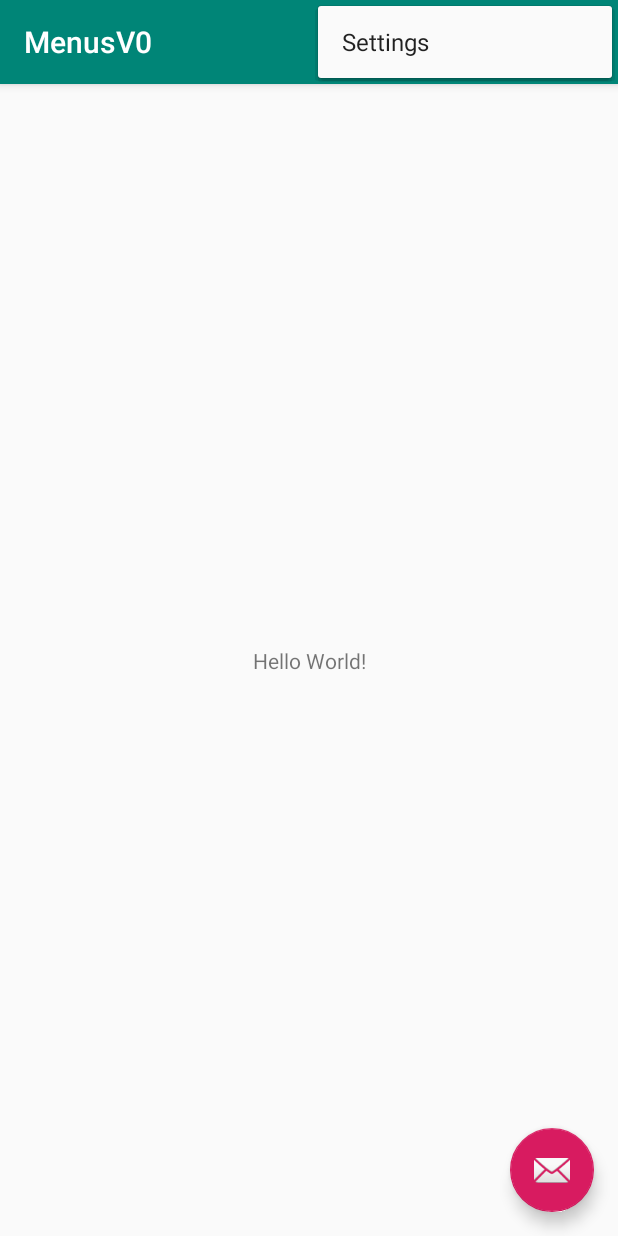
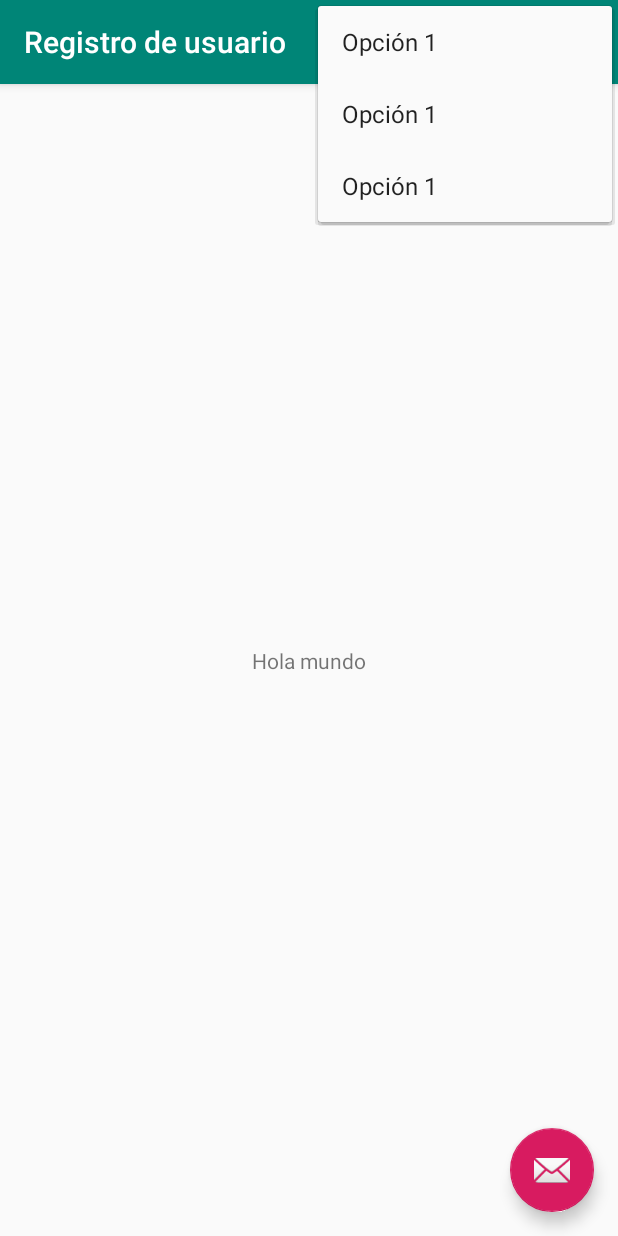
Before and after one commit to Atlantidajas/Android-ejemplos-Menu, an Android app: the screen it shows after launch (MainActivity), with the options menu open, on a phone screen of 412 x 824 dp. Run offline under Robolectric (Android 15) with nearby library versions, the phone set to English and light mode, and no system bars.

Commit message:
add bar menu

```diff
--- a/app/src/main/res/layout/content_main.xml
+++ b/app/src/main/res/layout/content_main.xml
@@ -9,9 +9,10 @@
     tools:showIn="@layout/activity_main">
 
     <TextView
+        android:id="@+id/mainTextView"
         android:layout_width="wrap_content"
         android:layout_height="wrap_content"
-        android:text="Hello World!"
+        android:text="@string/mainTextView"
         app:layout_constraintBottom_toBottomOf="parent"
         app:layout_constraintLeft_toLeftOf="parent"
         app:layout_constraintRight_toRightOf="parent"
--- a/app/src/main/res/menu/menu_main.xml
+++ b/app/src/main/res/menu/menu_main.xml
@@ -1,10 +1,20 @@
 <menu xmlns:android="http://schemas.android.com/apk/res/android"
-    xmlns:app="http://schemas.android.com/apk/res-auto"
     xmlns:tools="http://schemas.android.com/tools"
-    tools:context="com.practices.jorge.menus.MainActivity">
-    <item
-        android:id="@+id/action_settings"
-        android:orderInCategory="100"
-        android:title="@string/action_settings"
-        app:showAsAction="never" />
+    tools:context="com.pdm.cfgs.menuapp.MainActivity">
+
+    <item android:id="@+id/menuMainOption1"
+        android:title="@string/menuMainOption1"
+        android:icon="@android:drawable/ic_menu_preferences">
+    </item>
+
+    <item android:id="@+id/menuMainOption2"
+        android:title="@string/menuMainOption1"
+        android:icon="@android:drawable/ic_menu_compass">
+    </item>
+
+    <item android:id="@+id/menuMainOption3"
+        android:title="@string/menuMainOption1"
+        android:icon="@android:drawable/ic_menu_agenda">
+    </item>
+
 </menu>
--- a/app/src/main/res/values/strings.xml
+++ b/app/src/main/res/values/strings.xml
@@ -1,4 +1,19 @@
 <resources>
-    <string name="app_name">MenusV0</string>
-    <string name="action_settings">Settings</string>
+
+    <!-- Activity Main -->
+    <string name="app_name">Registro de usuario</string>
+
+    <!-- TextView -->
+
+    <string name="mainTextView">Hola mundo</string>
+
+    <!-- Main Menu -->
+    <string name="menuMainOption1">Opción 1</string>
+
+    <string name="menuMainOption2">Opción 2</string>
+
+    <string name="menuMainOption3">Opción 3</string>
+
+    <string name="menuMainOption4">Opción 4</string>
+
 </resources>
```
Also changed, not shown: app/src/main/java/com/practices/jorge/menus/MainActivity.java (+34 -8 lines), 1 other file.
